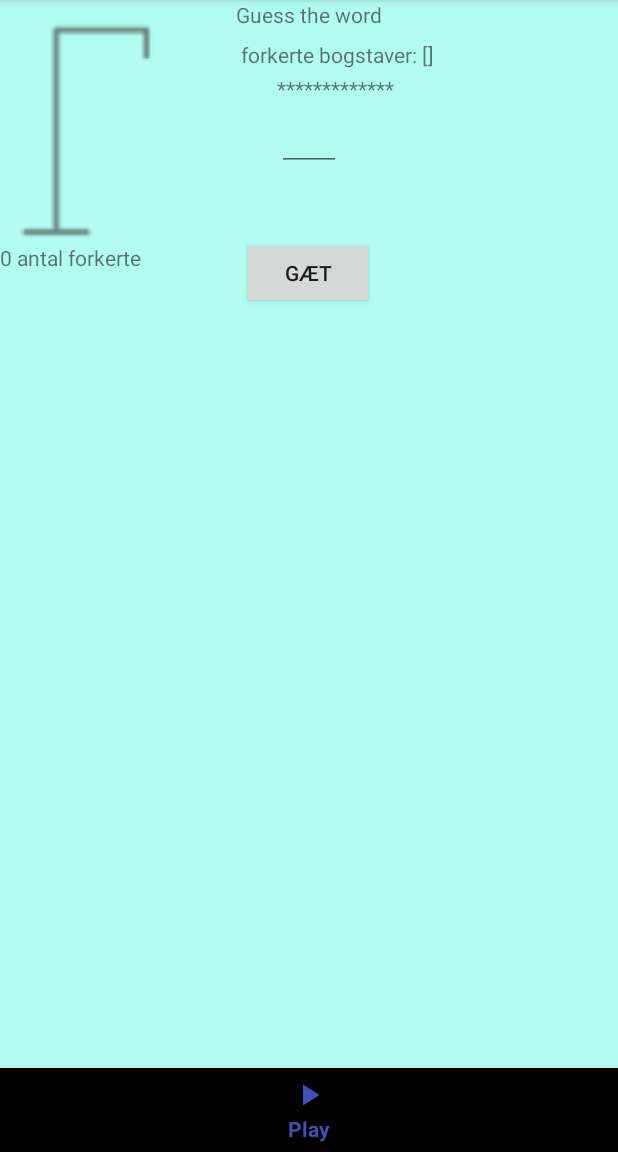
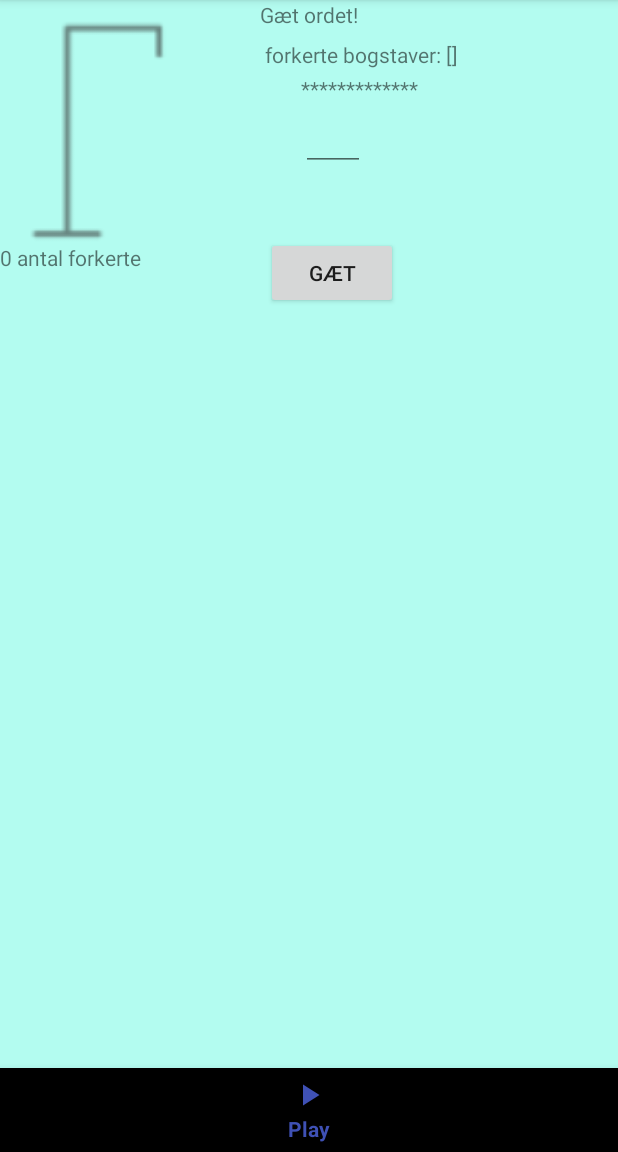
Before and after one commit to alkj/galge, an Android app: the screen it shows after launch (MainActivity), item 2 of the bottom bar chosen, on a phone screen of 412 x 824 dp, the part 84-1236 px from its top. Run offline under Robolectric (Android 15) with nearby library versions, the phone set to English and light mode, and no system bars.

Commit message:
bug fix.

```diff
--- a/app/src/main/res/layout/fragment_play.xml
+++ b/app/src/main/res/layout/fragment_play.xml
@@ -51,7 +51,7 @@
         android:id="@+id/textViewTitle"
         android:layout_width="wrap_content"
         android:layout_height="wrap_content"
-        android:text="Guess the word"
+        android:text="Gæt ordet!"
         app:layout_constraintEnd_toEndOf="parent"
         app:layout_constraintStart_toStartOf="parent"
         app:layout_constraintTop_toTopOf="parent" />
```
